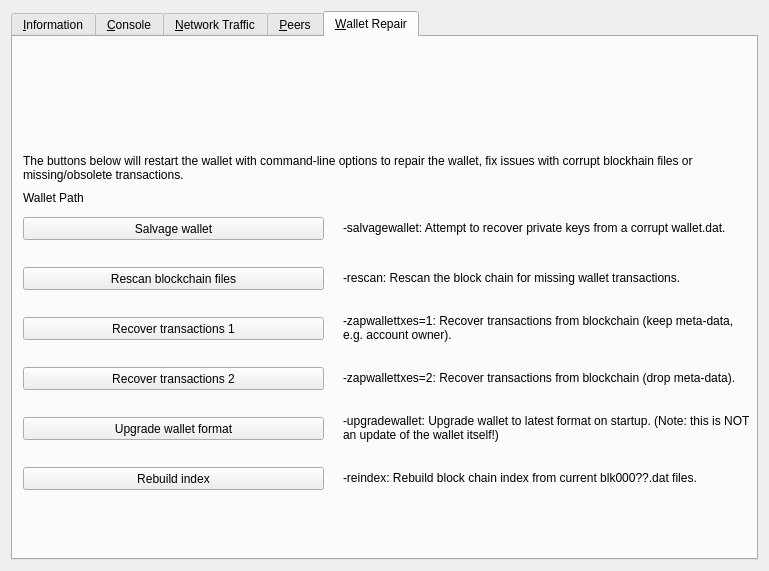
This is src/qt/forms/debugwindow.ui in coin-lobby/Coin-Lobby-Core as Qt 5 draws it before an edit. The edited form follows.
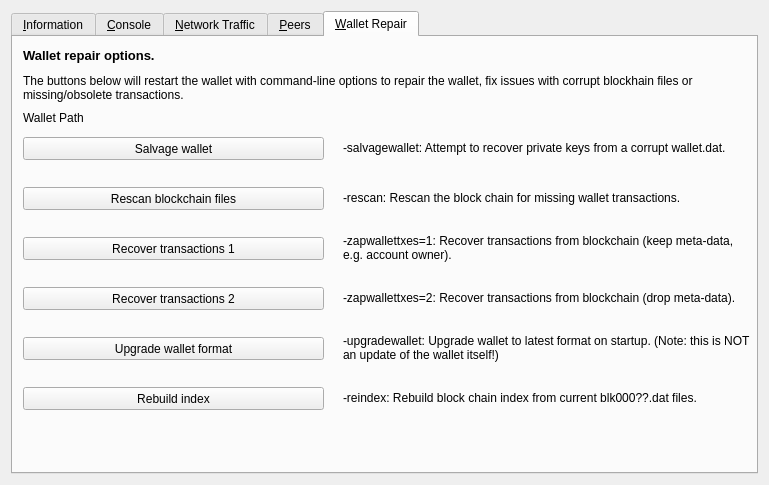
This is the edited form. The open tabs and pages were chosen to show the change. Icons and pictures are not drawn. Custom widgets are drawn as their Qt base class.

The edit to the form file:
```diff
--- a/src/qt/forms/debugwindow.ui
+++ b/src/qt/forms/debugwindow.ui
@@ -7,7 +7,7 @@
     <x>0</x>
     <y>0</y>
     <width>769</width>
-    <height>571</height>
+    <height>485</height>
    </rect>
   </property>
   <property name="windowTitle">
@@ -1473,7 +1473,7 @@
        <property name="geometry">
         <rect>
          <x>10</x>
-         <y>180</y>
+         <y>100</y>
          <width>301</width>
          <height>23</height>
         </rect>
@@ -1492,7 +1492,7 @@
        <property name="geometry">
         <rect>
          <x>10</x>
-         <y>230</y>
+         <y>150</y>
          <width>301</width>
          <height>23</height>
         </rect>
@@ -1511,7 +1511,7 @@
        <property name="geometry">
         <rect>
          <x>10</x>
-         <y>280</y>
+         <y>200</y>
          <width>301</width>
          <height>23</height>
         </rect>
@@ -1530,7 +1530,7 @@
        <property name="geometry">
         <rect>
          <x>10</x>
-         <y>330</y>
+         <y>250</y>
          <width>301</width>
          <height>23</height>
         </rect>
@@ -1549,7 +1549,7 @@
        <property name="geometry">
         <rect>
          <x>10</x>
-         <y>380</y>
+         <y>300</y>
          <width>301</width>
          <height>23</height>
         </rect>
@@ -1568,7 +1568,7 @@
        <property name="geometry">
         <rect>
          <x>10</x>
-         <y>110</y>
+         <y>30</y>
          <width>711</width>
          <height>41</height>
         </rect>
@@ -1590,7 +1590,7 @@
        <property name="geometry">
         <rect>
          <x>330</x>
-         <y>170</y>
+         <y>90</y>
          <width>411</width>
          <height>41</height>
         </rect>
@@ -1606,7 +1606,7 @@
        <property name="geometry">
         <rect>
          <x>330</x>
-         <y>220</y>
+         <y>140</y>
          <width>411</width>
          <height>41</height>
         </rect>
@@ -1622,7 +1622,7 @@
        <property name="geometry">
         <rect>
          <x>330</x>
-         <y>270</y>
+         <y>190</y>
          <width>411</width>
          <height>41</height>
         </rect>
@@ -1638,7 +1638,7 @@
        <property name="geometry">
         <rect>
          <x>330</x>
-         <y>320</y>
+         <y>240</y>
          <width>411</width>
          <height>41</height>
         </rect>
@@ -1654,7 +1654,7 @@
        <property name="geometry">
         <rect>
          <x>330</x>
-         <y>370</y>
+         <y>290</y>
          <width>411</width>
          <height>41</height>
         </rect>
@@ -1669,10 +1669,10 @@
       <widget class="QLabel" name="label_repair_header">
        <property name="geometry">
         <rect>
-         <x>20</x>
-         <y>20</y>
-         <width>638</width>
-         <height>74</height>
+         <x>10</x>
+         <y>10</y>
+         <width>711</width>
+         <height>16</height>
         </rect>
        </property>
        <property name="font">
@@ -1683,7 +1683,7 @@
         </font>
        </property>
        <property name="text">
-        <string>&lt;html&gt;&lt;head/&gt;&lt;body&gt;&lt;p&gt;&lt;img src=&quot;:/icons/light/coin-lobby_repair&quot;/&gt;&lt;/p&gt;&lt;/body&gt;&lt;/html&gt;</string>
+        <string>Wallet repair options.</string>
        </property>
        <property name="wordWrap">
         <bool>true</bool>
@@ -1693,7 +1693,7 @@
        <property name="geometry">
         <rect>
          <x>10</x>
-         <y>430</y>
+         <y>350</y>
          <width>301</width>
          <height>23</height>
         </rect>
@@ -1706,7 +1706,7 @@
        <property name="geometry">
         <rect>
          <x>330</x>
-         <y>420</y>
+         <y>340</y>
          <width>411</width>
          <height>41</height>
         </rect>
@@ -1722,7 +1722,7 @@
        <property name="geometry">
         <rect>
          <x>10</x>
-         <y>150</y>
+         <y>70</y>
          <width>731</width>
          <height>21</height>
         </rect>
```
Left out of the diff: 37 changed lines with no effect on the pictures. Lines whose indentation alone changed are shown as unchanged.
